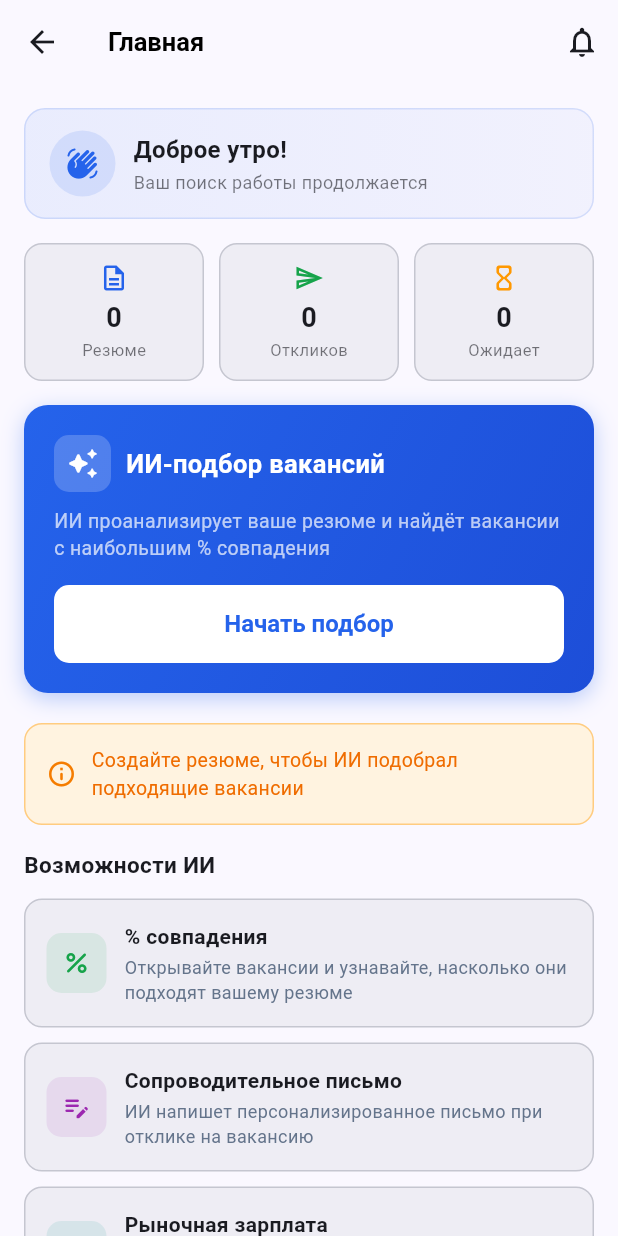
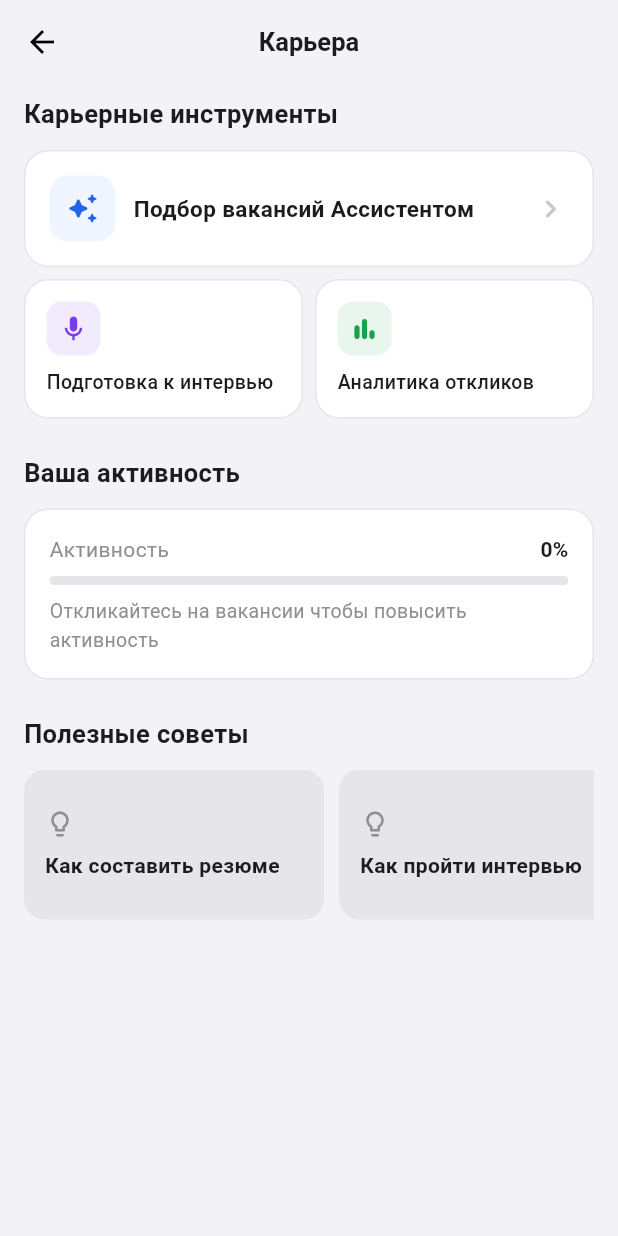
Before and after one commit to Dioniskas/ai-job-search-mobile, a Flutter app: the SeekerHomeScreen screen opened directly, on a phone screen of 412 x 824 dp. Run offline on Flutter 3.47's test engine with Material 3 defaults, Android fonts, the phone set to English and light mode, and no system bars; our stand-ins replace cached_network_image, file_picker, firebase_core, firebase_messaging, flutter_local_notifications, flutter_secure_storage and 7 more; missing offline and left inert: flutter_sound; accounts and stored records are empty.

Commit message:
feat: hh.ru style career home screen

```diff
--- a/client/lib/screens/seeker/home_screen.dart
+++ b/client/lib/screens/seeker/home_screen.dart
@@ -3,6 +3,7 @@ import 'package:provider/provider.dart';
 import '../../providers/auth_provider.dart';
 import '../../services/api_service.dart';
 import 'ai_vacancies_screen.dart';
+import 'interview_prep_screen.dart';
 import 'vacancy_detail_screen.dart';
 
 const _blue  = Color(0xFF2563EB);
@@ -167,51 +168,31 @@ class _SeekerHomeScreenState extends State<SeekerHomeScreen> {
     );
   }
 
+  Map<String, dynamic>? get _mainResume {
+    for (final r in _resumes) {
+      if (r['isMain'] == true) return r;
+    }
+    return _resumes.isNotEmpty ? _resumes.first : null;
+  }
+
   @override
   Widget build(BuildContext context) {
-    final cs = Theme.of(context).colorScheme;
-    final history = VacancyHistory.items;
+    final main = _mainResume;
+    final activity = (_pendingCount / 10).clamp(0.0, 1.0);
+    final activityPct = (_pendingCount * 10).clamp(0, 100);
 
     return Scaffold(
-      backgroundColor: cs.surface,
+      backgroundColor: const Color(0xFFF2F2F7),
       appBar: AppBar(
-        title: const Text('Главная',
-            style: TextStyle(fontWeight: FontWeight.bold)),
-        backgroundColor: cs.surface,
-        foregroundColor: cs.onSurface,
+        centerTitle: true,
+        title: const Text('Карьера',
+            style: TextStyle(
+                fontWeight: FontWeight.bold,
+                fontSize: 17,
+                color: Color(0xFF1C1C1E))),
+        backgroundColor: const Color(0xFFF2F2F7),
         elevation: 0,
-        actions: [
-          Stack(
-            children: [
-              IconButton(
-                onPressed: _openNotifications,
-                icon: const Icon(Icons.notifications_outlined),
-                tooltip: 'Уведомления',
-              ),
-              if (_unreadCount > 0)
-                Positioned(
-                  right: 8, top: 8,
-                  child: Container(
-                    padding: const EdgeInsets.all(3),
-                    decoration: const BoxDecoration(
-                      color: Colors.red,
-                      shape: BoxShape.circle,
-                    ),
-                    constraints:
-                        const BoxConstraints(minWidth: 16, minHeight: 16),
-                    child: Text(
-                      _unreadCount > 9 ? '9+' : '$_unreadCount',
-                      style: const TextStyle(
-                          color: Colors.white,
-                          fontSize: 10,
-                          fontWeight: FontWeight.bold),
-                      textAlign: TextAlign.center,
-                    ),
-                  ),
-                ),
-            ],
-          ),
-        ],
+        scrolledUnderElevation: 0,
       ),
       body: RefreshIndicator(
         onRefresh: () async {
@@ -221,275 +202,341 @@ class _SeekerHomeScreenState extends State<SeekerHomeScreen> {
         },
         child: SingleChildScrollView(
           physics: const AlwaysScrollableScrollPhysics(),
+          padding: const EdgeInsets.fromLTRB(16, 8, 16, 32),
+          child: Column(
+              crossAxisAlignment: CrossAxisAlignment.start,
+              children: [
+
+                // ── 1. Карьерные инструменты ─────────────────────────────
+                const Text('Карьерные инструменты',
+                    style: TextStyle(
+                        fontSize: 17,
+                        fontWeight: FontWeight.bold,
+                        color: Color(0xFF1C1C1E))),
+                const SizedBox(height: 12),
+
+                // Большая карточка AI-подбора
+                GestureDetector(
+                  onTap: _startAiMatch,
+                  child: Container(
+                    width: double.infinity,
                     padding: const EdgeInsets.all(16),
-          child:
-              Column(crossAxisAlignment: CrossAxisAlignment.start, children: [
-            // ── Приветствие ─────────────────────────────────────────────────
-            _GreetingCard(firstName: _firstName, cs: cs),
-            const SizedBox(height: 16),
+                    decoration: BoxDecoration(
+                      color: Colors.white,
+                      borderRadius: BorderRadius.circular(16),
+                      border: Border.all(color: const Color(0xFFE5E5EA)),
+                    ),
+                    child: Row(children: [
+                      Container(
+                        width: 44,
+                        height: 44,
+                        decoration: BoxDecoration(
+                          color: const Color(0xFFEFF6FF),
+                          borderRadius: BorderRadius.circular(12),
+                        ),
+                        child: const Icon(Icons.auto_awesome_rounded,
+                            color: _blue, size: 22),
+                      ),
+                      const SizedBox(width: 12),
+                      const Expanded(
+                        child: Text('Подбор вакансий Ассистентом',
+                            style: TextStyle(
+                                fontSize: 15,
+                                fontWeight: FontWeight.w600,
+                                color: Color(0xFF1C1C1E))),
+                      ),
+                      if (_resumes.isNotEmpty)
+                        Container(
+                          padding: const EdgeInsets.symmetric(
+                              horizontal: 8, vertical: 4),
+                          decoration: BoxDecoration(
+                            color: _blue,
+                            borderRadius: BorderRadius.circular(12),
+                          ),
+                          child: Text('${_resumes.length}',
+                              style: const TextStyle(
+                                  color: Colors.white,
+                                  fontSize: 12,
+                                  fontWeight: FontWeight.bold)),
+                        ),
+                      const SizedBox(width: 4),
+                      const Icon(Icons.chevron_right_rounded,
+                          color: Color(0xFFC7C7CC)),
+                    ]),
+                  ),
+                ),
 
-            // ── Статистика ──────────────────────────────────────────────────
+                const SizedBox(height: 8),
+
+                // Два блока рядом
                 Row(children: [
-              Expanded(child: _StatChip(
-                icon: Icons.description_outlined,
-                label: 'Резюме',
-                value: '${_resumes.length}',
-                color: _blue,
-                cs: cs,
-              )),
-              const SizedBox(width: 10),
-              Expanded(child: _StatChip(
-                icon: Icons.send_outlined,
-                label: 'Откликов',
-                value: '$_applicationsCount',
+                  Expanded(
+                    child: _ToolTile(
+                      icon: Icons.mic_outlined,
+                      label: 'Подготовка к интервью',
+                      color: const Color(0xFF7C3AED),
+                      onTap: () => Navigator.push(
+                        context,
+                        MaterialPageRoute(
+                            builder: (_) => const InterviewPrepScreen()),
+                      ),
+                    ),
+                  ),
+                  const SizedBox(width: 8),
+                  Expanded(
+                    child: _ToolTile(
+                      icon: Icons.bar_chart_rounded,
+                      label: 'Аналитика откликов',
                       color: const Color(0xFF16A34A),
-                cs: cs,
-              )),
-              const SizedBox(width: 10),
-              Expanded(child: _StatChip(
-                icon: Icons.hourglass_empty_rounded,
-                label: 'Ожидает',
-                value: '$_pendingCount',
-                color: Colors.orange,
-                cs: cs,
-              )),
+                      onTap: () => ScaffoldMessenger.of(context).showSnackBar(
+                        const SnackBar(
+                            content: Text('Скоро будет доступно')),
+                      ),
+                    ),
+                  ),
                 ]),
-            const SizedBox(height: 16),
 
-            // ── ИИ-подбор карточка ──────────────────────────────────────────
+                const SizedBox(height: 24),
+
+                // ── 2. Моё резюме ────────────────────────────────────────
+                if (main != null) ...[
+                  const Text('Моё основное резюме',
+                      style: TextStyle(
+                          fontSize: 17,
+                          fontWeight: FontWeight.bold,
+                          color: Color(0xFF1C1C1E))),
+                  const SizedBox(height: 12),
                   Container(
                     width: double.infinity,
-              padding: const EdgeInsets.all(20),
+                    padding: const EdgeInsets.all(16),
                     decoration: BoxDecoration(
-                gradient: const LinearGradient(
-                  colors: [Color(0xFF2563EB), Color(0xFF1D4ED8)],
-                  begin: Alignment.topLeft,
-                  end: Alignment.bottomRight,
-                ),
+                      color: Colors.white,
                       borderRadius: BorderRadius.circular(16),
-                boxShadow: [
-                  BoxShadow(
-                    color: _blue.withValues(alpha: 0.3),
-                    blurRadius: 12,
-                    offset: const Offset(0, 4),
-                  ),
-                ],
+                      border: Border.all(color: const Color(0xFFE5E5EA)),
                     ),
                     child: Column(
                         crossAxisAlignment: CrossAxisAlignment.start,
                         children: [
+                          Text(
+                            main['title'] as String? ?? 'Резюме',
+                            style: const TextStyle(
+                                fontSize: 15,
+                                fontWeight: FontWeight.bold,
+                                color: Color(0xFF1C1C1E)),
+                          ),
+                          const SizedBox(height: 8),
                           Row(children: [
-                    Container(
-                      padding: const EdgeInsets.all(8),
-                      decoration: BoxDecoration(
-                        color: Colors.white.withValues(alpha: 0.2),
-                        borderRadius: BorderRadius.circular(10),
-                      ),
-                      child: const Icon(Icons.auto_awesome_rounded,
-                          color: Colors.white, size: 22),
-                    ),
-                    const SizedBox(width: 10),
-                    const Text('ИИ-подбор вакансий',
-                        style: TextStyle(
-                            color: Colors.white,
-                            fontSize: 17,
-                            fontWeight: FontWeight.bold)),
+                            _ResumeStatBadge(
+                                value: '$_applicationsCount',
+                                label: 'откликов'),
+                            const SizedBox(width: 8),
+                            _ResumeStatBadge(
+                                value: '$_pendingCount',
+                                label: 'ожидают'),
                           ]),
-                  const SizedBox(height: 10),
-                  const Text(
-                    'ИИ проанализирует ваше резюме и найдёт вакансии с наибольшим % совпадения',
-                    style: TextStyle(
-                        color: Colors.white70, fontSize: 13, height: 1.4),
-                  ),
-                  const SizedBox(height: 16),
+                          const SizedBox(height: 12),
                           SizedBox(
                             width: double.infinity,
                             child: FilledButton(
+                              onPressed: _startAiMatch,
                               style: FilledButton.styleFrom(
-                        backgroundColor: Colors.white,
-                        foregroundColor: _blue,
-                        padding:
-                            const EdgeInsets.symmetric(vertical: 12),
+                                backgroundColor: const Color(0xFF007AFF),
                                 shape: RoundedRectangleBorder(
-                            borderRadius: BorderRadius.circular(10)),
+                                    borderRadius:
+                                        BorderRadius.circular(10)),
+                                padding: const EdgeInsets.symmetric(
+                                    vertical: 12),
                               ),
-                      onPressed: _startAiMatch,
-                      child: const Text('Начать подбор',
-                          style:
-                              TextStyle(fontWeight: FontWeight.bold)),
-                    ),
-                  ),
-                ],
-              ),
-            ),
-
-            const SizedBox(height: 20),
-
-            // ── Предупреждение об отсутствии резюме ─────────────────────────
-            if (_resumes.isEmpty) ...[
-              Container(
-                padding: const EdgeInsets.all(14),
-                decoration: BoxDecoration(
-                  color: Colors.orange.shade50,
-                  borderRadius: BorderRadius.circular(12),
-                  border: Border.all(color: Colors.orange.shade200),
-                ),
-                child: Row(children: [
-                  Icon(Icons.info_outline_rounded,
-                      color: Colors.orange.shade700, size: 20),
-                  const SizedBox(width: 10),
-                  Expanded(
-                    child: Text(
-                      'Создайте резюме, чтобы ИИ подобрал подходящие вакансии',
-                      style: TextStyle(
-                          color: Colors.orange.shade800, fontSize: 13),
+                              child: const Text(
+                                  'Посмотреть подходящие вакансии'),
                             ),
                           ),
                         ]),
                   ),
-              const SizedBox(height: 16),
+                  const SizedBox(height: 24),
                 ],
 
-            // ── История просмотров ───────────────────────────────────────────
-            if (history.isNotEmpty) ...[
-              Text('Недавно просмотренные',
+                // ── 3. Активность ────────────────────────────────────────
+                const Text('Ваша активность',
                     style: TextStyle(
-                      fontSize: 15,
+                        fontSize: 17,
                         fontWeight: FontWeight.bold,
-                      color: cs.onSurface)),
-              const SizedBox(height: 10),
-              SizedBox(
-                height: 80,
-                child: ListView.builder(
-                  scrollDirection: Axis.horizontal,
-                  itemCount: history.length,
-                  itemBuilder: (context, i) {
-                    final v = history[i];
-                    return GestureDetector(
-                      onTap: () => Navigator.push(
-                        context,
-                        MaterialPageRoute(
-                          builder: (context) =>
-                              VacancyDetailScreen(vacancyId: v['id']!),
-                        ),
-                      ).then((_) => setState(() {})),
-                      child: Container(
-                        width: 160,
-                        margin: const EdgeInsets.only(right: 10),
-                        padding: const EdgeInsets.all(10),
+                        color: Color(0xFF1C1C1E))),
+                const SizedBox(height: 12),
+                Container(
+                  width: double.infinity,
+                  padding: const EdgeInsets.all(16),
                   decoration: BoxDecoration(
-                          color: cs.surfaceContainer,
-                          borderRadius: BorderRadius.circular(12),
-                          border: Border.all(color: cs.outlineVariant),
+                    color: Colors.white,
+                    borderRadius: BorderRadius.circular(16),
+                    border: Border.all(color: const Color(0xFFE5E5EA)),
                   ),
                   child: Column(
                       crossAxisAlignment: CrossAxisAlignment.start,
-                          mainAxisAlignment: MainAxisAlignment.center,
                       children: [
-                            Text(
-                              v['title']!,
+                        Row(
+                            mainAxisAlignment:
+                                MainAxisAlignment.spaceBetween,
+                            children: [
+                              const Text('Активность',
                                   style: TextStyle(
-                                  fontWeight: FontWeight.w600,
-                                  fontSize: 13,
-                                  color: cs.onSurface),
-                              maxLines: 2,
-                              overflow: TextOverflow.ellipsis,
+                                      fontSize: 14,
+                                      color: Color(0xFF8E8E93))),
+                              Text('$activityPct%',
+                                  style: const TextStyle(
+                                      fontSize: 14,
+                                      fontWeight: FontWeight.bold,
+                                      color: Color(0xFF1C1C1E))),
+                            ]),
+                        const SizedBox(height: 8),
+                        ClipRRect(
+                          borderRadius: BorderRadius.circular(4),
+                          child: LinearProgressIndicator(
+                            value: activity,
+                            minHeight: 6,
+                            backgroundColor: const Color(0xFFE5E5EA),
+                            valueColor: const AlwaysStoppedAnimation(
+                                Color(0xFF007AFF)),
                           ),
-                            if (v['companyName']!.isNotEmpty) ...[
-                              const SizedBox(height: 2),
-                              Text(
-                                v['companyName']!,
-                                style: const TextStyle(
-                                    color: _slate, fontSize: 11),
-                                overflow: TextOverflow.ellipsis,
                         ),
-                            ],
+                        const SizedBox(height: 8),
+                        const Text(
+                          'Откликайтесь на вакансии чтобы повысить активность',
+                          style: TextStyle(
+                              fontSize: 13, color: Color(0xFF8E8E93)),
+                        ),
+                      ]),
+                ),
+                const SizedBox(height: 24),
+
+                // ── 4. Советы ────────────────────────────────────────────
+                const Text('Полезные советы',
+                    style: TextStyle(
+                        fontSize: 17,
+                        fontWeight: FontWeight.bold,
+                        color: Color(0xFF1C1C1E))),
+                const SizedBox(height: 12),
+                SizedBox(
+                  height: 100,
+                  child: ListView(
+                    scrollDirection: Axis.horizontal,
+                    children: const [
+                      _TipCard(title: 'Как составить резюме'),
+                      SizedBox(width: 10),
+                      _TipCard(title: 'Как пройти интервью'),
+                      SizedBox(width: 10),
+                      _TipCard(title: 'Как повысить зарплату'),
                     ],
                   ),
-                      ),
-                    );
-                  },
-                ),
-              ),
-              const SizedBox(height: 20),
-            ],
-
-            // ── Возможности ──────────────────────────────────────────────────
-            Text('Возможности ИИ',
-                style: TextStyle(
-                    fontSize: 15,
-                    fontWeight: FontWeight.bold,
-                    color: cs.onSurface)),
-            const SizedBox(height: 12),
-            _featureCard(context,
-              icon: Icons.percent_rounded,
-              title: '% совпадения',
-              subtitle:
-                  'Открывайте вакансии и узнавайте, насколько они подходят вашему резюме',
-              color: const Color(0xFF16A34A),
-            ),
-            const SizedBox(height: 10),
-            _featureCard(context,
-              icon: Icons.edit_note_rounded,
-              title: 'Сопроводительное письмо',
-              subtitle:
-                  'ИИ напишет персонализированное письмо при отклике на вакансию',
-              color: Colors.purple,
-            ),
-            const SizedBox(height: 10),
-            _featureCard(context,
-              icon: Icons.payments_outlined,
-              title: 'Рыночная зарплата',
-              subtitle:
-                  'Узнайте, сколько платят за вашу специализацию в Ташкенте',
-              color: Colors.teal,
                 ),
               ]),
         ),
       ),
     );
   }
+}
 
-  Widget _featureCard(BuildContext context, {
-    required IconData icon,
-    required String title,
-    required String subtitle,
-    required Color color,
-  }) {
-    final cs = Theme.of(context).colorScheme;
-    return Container(
+// ── Tool Tile ─────────────────────────────────────────────────────────────────
+
+class _ToolTile extends StatelessWidget {
+  const _ToolTile({
+    required this.icon,
+    required this.label,
+    required this.color,
+    required this.onTap,
+  });
+  final IconData icon;
+  final String label;
+  final Color color;
+  final VoidCallback onTap;
+
+  @override
+  Widget build(BuildContext context) {
+    return GestureDetector(
+      onTap: onTap,
+      child: Container(
         padding: const EdgeInsets.all(14),
         decoration: BoxDecoration(
-        color: cs.surfaceContainer,
-        borderRadius: BorderRadius.circular(12),
-        border: Border.all(color: cs.outlineVariant),
+          color: Colors.white,
+          borderRadius: BorderRadius.circular(16),
+          border: Border.all(color: const Color(0xFFE5E5EA)),
         ),
-      child: Row(children: [
+        child: Column(
+          crossAxisAlignment: CrossAxisAlignment.start,
+          children: [
             Container(
-          width: 40, height: 40,
+              width: 36,
+              height: 36,
               decoration: BoxDecoration(
-            color: color.withValues(alpha: 0.1),
+                color: color.withValues(alpha: 0.10),
                 borderRadius: BorderRadius.circular(10),
               ),
               child: Icon(icon, color: color, size: 20),
             ),
-        const SizedBox(width: 12),
-        Expanded(
+            const SizedBox(height: 8),
+            Text(label,
+                style: const TextStyle(
+                    fontSize: 13,
+                    fontWeight: FontWeight.w500,
+                    color: Color(0xFF1C1C1E))),
+          ],
+        ),
+      ),
+    );
+  }
+}
+
+// ── Resume Stat Badge ─────────────────────────────────────────────────────────
+
+class _ResumeStatBadge extends StatelessWidget {
+  const _ResumeStatBadge({required this.value, required this.label});
+  final String value;
+  final String label;
+
+  @override
+  Widget build(BuildContext context) {
+    return Container(
+      padding: const EdgeInsets.symmetric(horizontal: 10, vertical: 5),
+      decoration: BoxDecoration(
+        color: const Color(0xFFF2F2F7),
+        borderRadius: BorderRadius.circular(8),
+      ),
+      child: Text('$value $label',
+          style: const TextStyle(
+              fontSize: 13, color: Color(0xFF8E8E93))),
+    );
+  }
+}
+
+// ── Tip Card ──────────────────────────────────────────────────────────────────
+
+class _TipCard extends StatelessWidget {
+  const _TipCard({required this.title});
+  final String title;
+
+  @override
+  Widget build(BuildContext context) {
+    return Container(
+      width: 200,
+      padding: const EdgeInsets.all(14),
+      decoration: BoxDecoration(
+        color: const Color(0xFFE5E5EA),
+        borderRadius: BorderRadius.circular(14),
+      ),
       child: Column(
         crossAxisAlignment: CrossAxisAlignment.start,
+        mainAxisAlignment: MainAxisAlignment.center,
         children: [
+          const Icon(Icons.lightbulb_outline_rounded,
+              color: Color(0xFF8E8E93), size: 20),
+          const SizedBox(height: 8),
           Text(title,
-                style: TextStyle(
+              style: const TextStyle(
+                  fontSize: 14,
                   fontWeight: FontWeight.w600,
-                    fontSize: 14,
-                    color: cs.onSurface)),
-            const SizedBox(height: 2),
-            Text(subtitle,
-                style: const TextStyle(
-                    color: _slate, fontSize: 12, height: 1.4)),
-          ]),
+                  color: Color(0xFF1C1C1E))),
+        ],
       ),
-      ]),
     );
   }
 }
```
Lines whose indentation alone changed are shown as unchanged.
